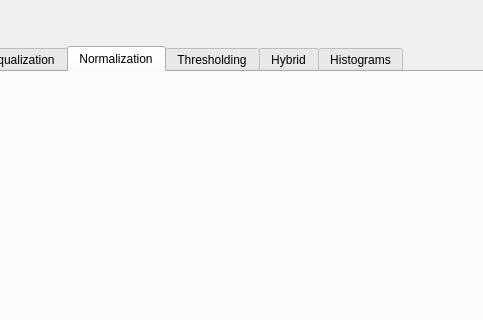
Before: the Qt Designer form main.ui in MohamedHisham20/CV_filter_and_edge_detection, drawn with Qt 5; both pictures show x 412 to 895 and y 0 to 320 of the 1399 by 668 pixel window.
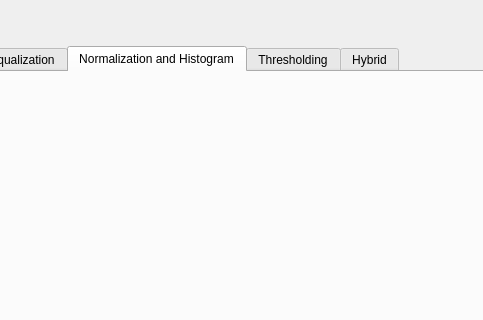
After: the same form once the commit is applied. The open tabs and pages were chosen to show the change.

Diff of the .ui file:
```diff
--- a/main.ui
+++ b/main.ui
@@ -324,7 +324,7 @@
       </widget>
       <widget class="QWidget" name="Normalization_tab">
        <attribute name="title">
-        <string>Normalization</string>
+        <string>Normalization and Histogram</string>
        </attribute>
       </widget>
       <widget class="QWidget" name="Thresholding_tab">
@@ -337,11 +337,6 @@
         <string>Hybrid</string>
        </attribute>
       </widget>
-      <widget class="QWidget" name="Histograms_tab">
-       <attribute name="title">
-        <string>Histograms</string>
-       </attribute>
-      </widget>
      </widget>
     </item>
    </layout>
```
Left out of the diff: 4 changed lines with no effect on the pictures.
